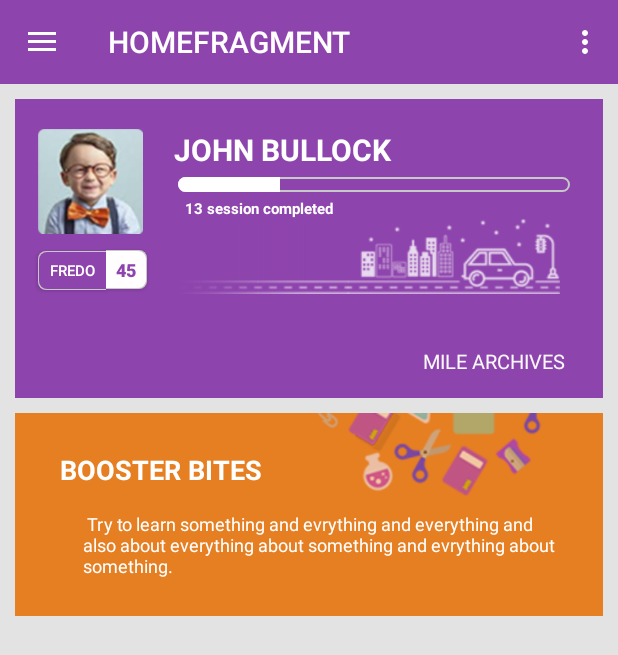
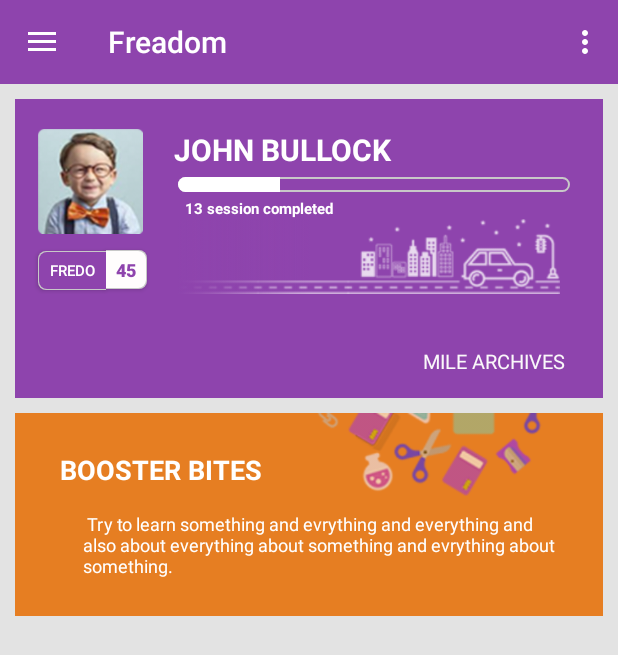
Before and after one commit to sarojini2010/B2C, an Android app: the MainProfile screen opened directly, with no data from a screen before it, on a phone screen of 412 x 824 dp. Shown: the top 655 px of the screen. Run offline under Robolectric (Android 15) with nearby library versions, the phone set to English and light mode, and no system bars; our stand-ins replace Volley; network calls fail.

Commit message:
8August12:42

```diff
--- a/app/src/main/java/com/example/thoughtchimp/dummyapplication/FragmentDrawer.java
+++ b/app/src/main/java/com/example/thoughtchimp/dummyapplication/FragmentDrawer.java
@@ -5,6 +5,8 @@ package com.example.thoughtchimp.dummyapplication;
  */
 
 import android.content.Context;
+import android.content.SharedPreferences;
+import android.database.Cursor;
 import android.os.Bundle;
 import android.support.v4.app.Fragment;
 import android.support.v4.widget.DrawerLayout;
@@ -18,6 +20,7 @@ import android.view.MotionEvent;
 import android.view.View;
 import android.view.ViewGroup;
 
+import com.example.thoughtchimp.com.example.thoughtchimp.adapter.ChildDatabase;
 import com.example.thoughtchimp.com.example.thoughtchimp.adapter.NavigationDrawerAdapter;
 
 import java.util.ArrayList;
@@ -35,6 +38,10 @@ public class FragmentDrawer extends Fragment {
     private View containerView;
     private static String[] titles = null;
     static int[] navIcons;
+    ChildDatabase mydb;
+    String Names;
+    SharedPreferences sharedPreferences;
+
 
 
     private FragmentDrawerListener drawerListener;
@@ -64,10 +71,20 @@ public class FragmentDrawer extends Fragment {
     @Override
     public void onCreate(Bundle savedInstanceState) {
         super.onCreate(savedInstanceState);
-
-        // drawer labels
-//        Bundle extras = this.getArguments();
-//        final String sessionid = extras.getString("Childname");
+//        String name=null;
+//        Cursor AllFriends = mydb.getData(name);
+//
+//        AllFriends.moveToFirst();
+//
+//        while (!AllFriends.isAfterLast()) {
+//
+//            Names= AllFriends.getString(1);
+//            AllFriends.moveToNext();
+//            System.out.println("childnamehome"+Names);
+//
+//        }
+        sharedPreferences=getActivity().getSharedPreferences("ChildProfile3",1);
+//        titles=String[]{Names};
         titles = getActivity().getResources().getStringArray(R.array.nav_drawer_items);
         navIcons=getActivity().getResources().getIntArray(R.array.nav_drawer_icons1);
     }
--- a/app/src/main/res/layout/toolbar.xml
+++ b/app/src/main/res/layout/toolbar.xml
@@ -4,7 +4,14 @@
     android:id="@+id/toolbar"
     android:layout_width="match_parent"
     android:layout_height="wrap_content"
+
     android:minHeight="?attr/actionBarSize"
     android:background="?attr/colorPrimary"
     local:theme="@style/ThemeOverlay.AppCompat.Dark.ActionBar"
-    local:popupTheme="@style/ThemeOverlay.AppCompat.Light" />
+    local:popupTheme="@style/ThemeOverlay.AppCompat.Light" >
+    <!--<ImageView-->
+        <!--android:layout_width="wrap_content"-->
+        <!--android:layout_height="25dp"-->
+        <!--android:layout_marginLeft="300dp"-->
+        <!--android:background="@mipmap/bell_hdpi"/>-->
+    </android.support.v7.widget.Toolbar>
--- a/app/src/main/res/menu/menus.xml
+++ b/app/src/main/res/menu/menus.xml
@@ -4,7 +4,7 @@
         android:id="@+id/nav_item"
         android:orderInCategory="100"
         android:showAsAction="always"
-        android:icon="@android:drawable/btn_plus"
+        android:icon="@mipmap/bell_hdpi"
         android:title="fabSelection"
         />
 </menu>
--- a/app/src/main/res/values/strings.xml
+++ b/app/src/main/res/values/strings.xml
@@ -2,7 +2,7 @@
     <string name="app_name">Freadom</string>
     <string name="action_settings">Settings</string>
     <string name="hello_world">Hello world!</string>
-    <string name="homefragment">HOMEFRAGMENT</string>
+    <string name="homefragment">Freadom</string>
     <string name="drawer_open">Slider Menu Opened</string>
     <string name="drawer_close">Slider Menu Closed</string>
     <string name="your_string_here"><u>request again here</u></string>
```
Also changed, not shown: app/src/main/java/com/example/thoughtchimp/dummyapplication/Profile.java (+7 -13 lines).
